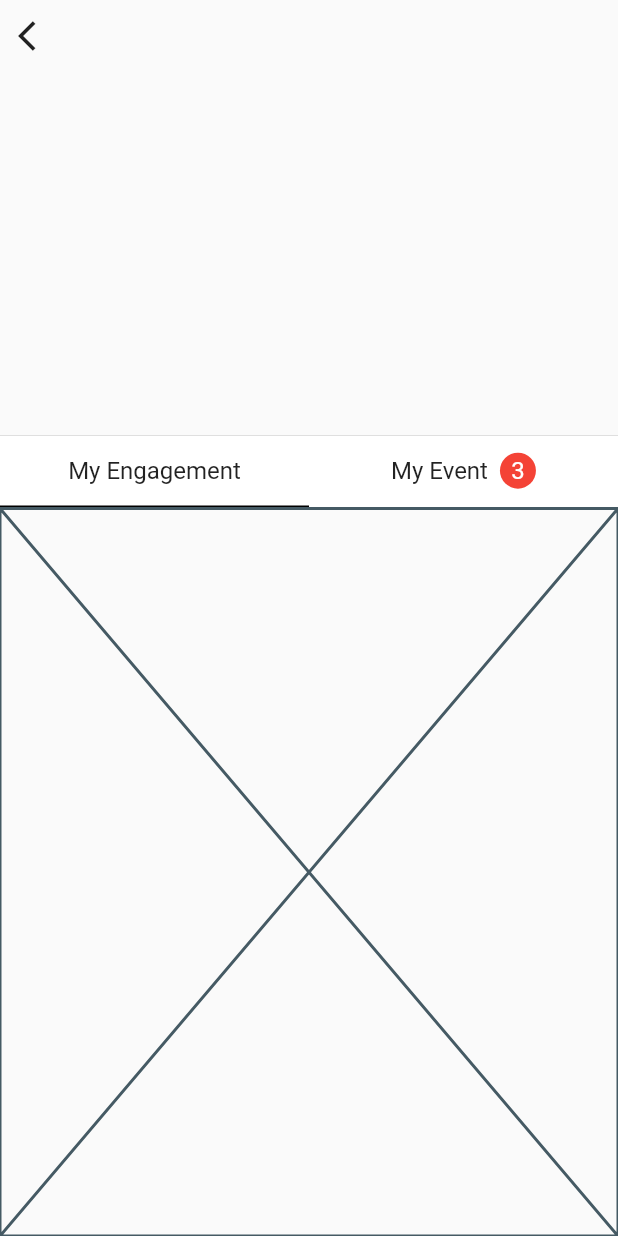
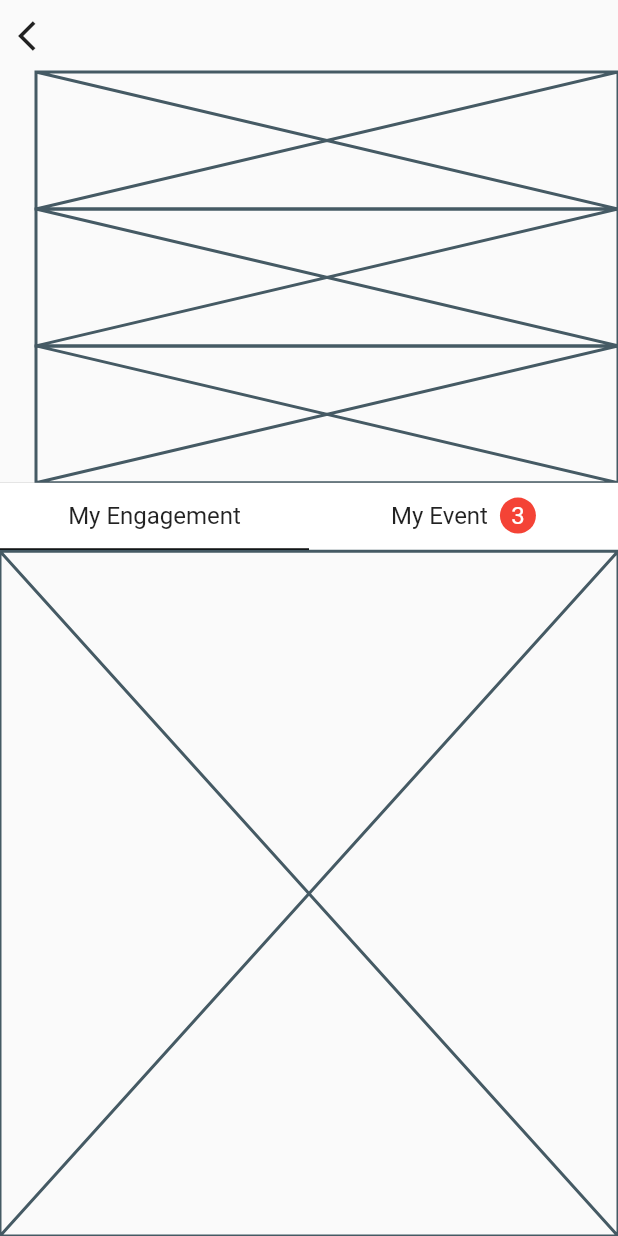
Before and after one commit to JAICHANGPARK/flutter_notebook_11th_story, a Flutter app: the IrysProfilePage screen opened directly, on a phone screen of 412 x 824 dp. Run offline on Flutter 3.47's test engine with Material 2 defaults, Android fonts, the phone set to English and light mode, and no system bars; our stand-ins replace backdrop, badges, flutter_inner_drawer, flutter_slidable, flutter_swiper, google_fonts; network calls fail.

Commit message:
Update irys_profile_page.dart

```diff
--- a/lib/ep727_irys_mobile_app/ui/irys_profile_page.dart
+++ b/lib/ep727_irys_mobile_app/ui/irys_profile_page.dart
@@ -21,12 +21,17 @@ class _IrysProfilePageState extends State<IrysProfilePage> {
                 },
                 icon: Icon(Icons.arrow_back_ios)),
             Expanded(
-              child: Column(
-                children: [
-
-                ],
+              child: Padding(
+                padding: const EdgeInsets.only(left: 24),
+                child: Column(
+                  children: [
+                    Expanded(child: Placeholder()),
+                    Expanded(child: Placeholder()),
+                    Expanded(child: Placeholder()),
+                  ],
+                ),
               ),
-              flex: 5,
+              flex: 6,
             ),
             Expanded(
               child: PhysicalModel(
```
